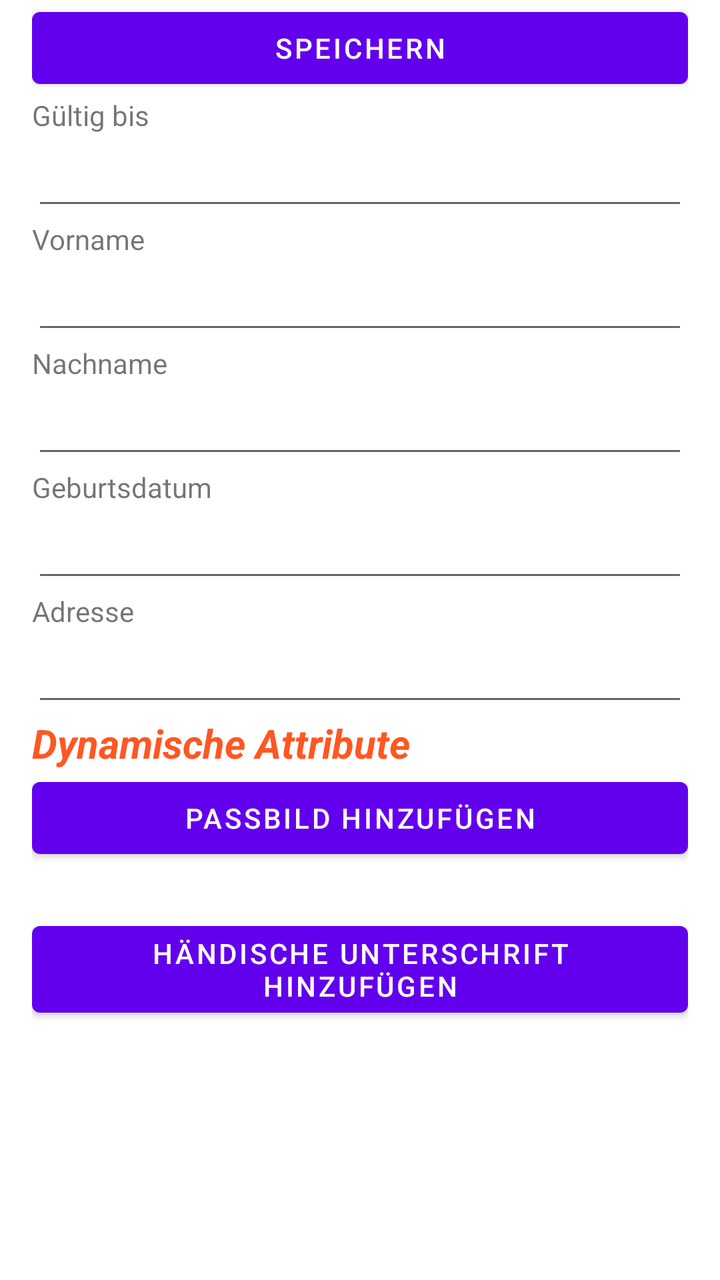
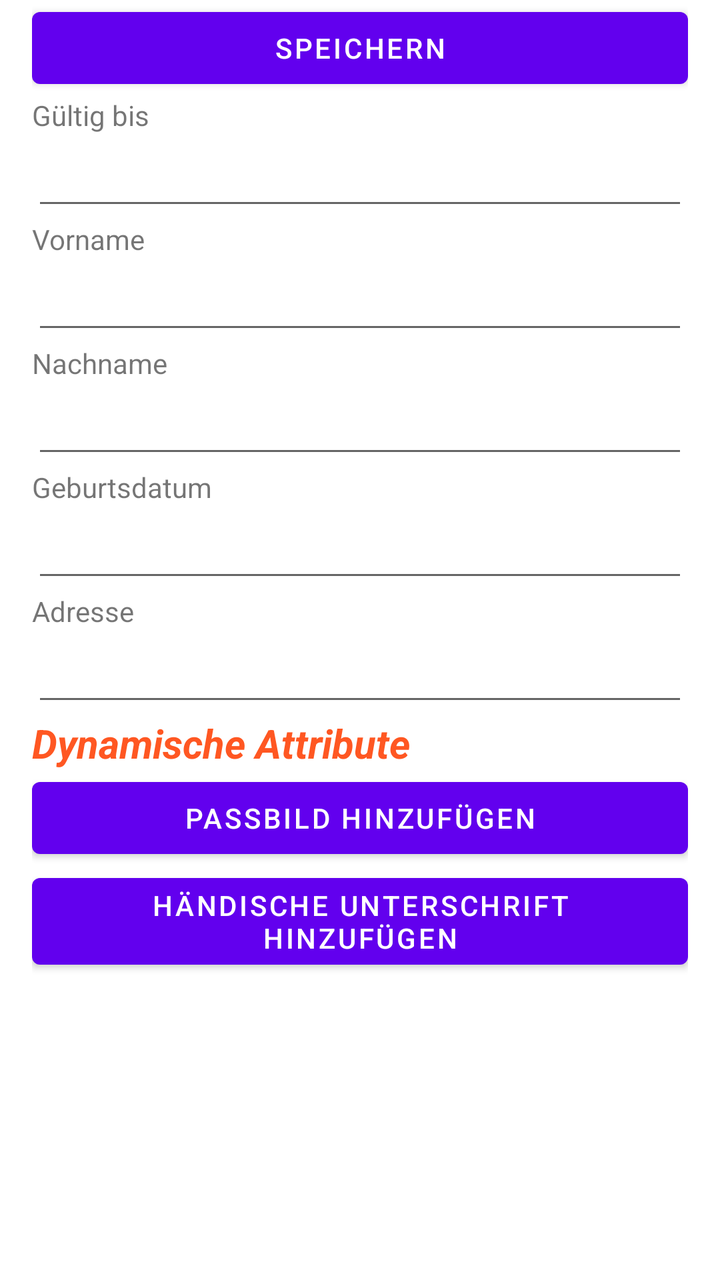

Before-and-after screenshots of an Android layout around one commit, followed by the original layout XML and the change that was made.
<!-- AndroidManifest.xml: application theme Theme.PommesfanIdentAndroid -->
<!-- res/layout/activity_id_editor.xml -->
<?xml version="1.0" encoding="utf-8"?>
<ScrollView
        xmlns:android="http://schemas.android.com/apk/res/android"
        xmlns:tools="http://schemas.android.com/tools"
        android:id="@+id/newIDlayout"
        tools:context=".IDeditor"
        android:orientation="vertical"
        android:layout_width="match_parent"
        android:layout_height="match_parent"
        android:paddingLeft="16dp"
        android:paddingRight="16dp">
        <LinearLayout android:layout_width="match_parent"
                      android:layout_height="wrap_content"
                      android:orientation="vertical">
                <Button
                        android:id="@+id/btnSave"
                        android:text="@string/speichern"
                        android:layout_width="match_parent"
                        android:layout_height="wrap_content"/>
                <TextView
                        android:text="@string/g_ltig_bis"
                        android:layout_width="match_parent"
                        android:layout_height="24dp"/>
                <EditText
                        android:layout_width="match_parent"
                        android:layout_height="38dp"
                        android:inputType="date"
                        android:ems="10"
                        android:id="@+id/valid_until"/>
                <TextView
                        android:text="@string/vorname"
                        android:layout_width="match_parent"
                        android:layout_height="24dp"/>
                <EditText
                        android:layout_width="match_parent"
                        android:layout_height="38dp"
                        android:inputType="text"
                        android:ems="10"
                        android:id="@+id/firstName"/>
                <TextView
                        android:text="@string/nachname"
                        android:layout_width="match_parent"
                        android:layout_height="24dp"/>
                <EditText
                        android:layout_width="match_parent"
                        android:layout_height="38dp"
                        android:inputType="text"
                        android:ems="10"
                        android:id="@+id/surname"/>
                <TextView
                        android:text="@string/geburtsdatum"
                        android:layout_width="match_parent"
                        android:layout_height="24dp"/>
                <EditText
                        android:layout_width="match_parent"
                        android:layout_height="38dp"
                        android:inputType="date"
                        android:ems="10"
                        android:id="@+id/birthdate"/>
                <TextView
                        android:text="@string/adresse"
                        android:layout_width="match_parent"
                        android:layout_height="24dp"/>
                <EditText
                        android:layout_width="match_parent"
                        android:layout_height="38dp"
                        android:inputType="text"
                        android:ems="10"
                        android:id="@+id/address"/>
                <TextView
                        android:textSize="20sp"
                        android:layout_width="wrap_content"
                        android:layout_height="wrap_content"
                        android:textColor="#FF5722"
                        android:textStyle="bold|italic"
                        android:text="@string/dynamische_attribute"/>
                <LinearLayout
                        android:id="@+id/dynamicAttributes"
                        android:orientation="vertical"
                        android:layout_width="match_parent"
                        android:layout_height="wrap_content">
                </LinearLayout>
                <Button
                        android:id="@+id/btnAddPersonalimage"
                        android:text="@string/passbild_hinzuf_gen"
                        android:layout_width="match_parent"
                        android:layout_height="wrap_content"/>
                <TextView
                        android:text=""
                        android:layout_width="match_parent"
                        android:layout_height="24dp"
                        android:id="@+id/personalImagePath"/>
                <Button
                        android:id="@+id/btnAddHandSignature"
                        android:text="@string/h_ndische_unterschrift_hinzuf_gen"
                        android:layout_width="match_parent"
                        android:layout_height="wrap_content"/>
                <TextView
                        android:text=""
                        android:layout_width="match_parent"
                        android:layout_height="24dp"
                        android:id="@+id/handSignaturePath"/>
        </LinearLayout>
</ScrollView>
<!-- resources referenced by this layout -->
<resources>
  <string name="adresse">Adresse</string>
  <string name="dynamische_attribute">Dynamische Attribute</string>
  <string name="g_ltig_bis">Gültig bis</string>
  <string name="geburtsdatum">Geburtsdatum</string>
  <string name="h_ndische_unterschrift_hinzuf_gen">Händische unterschrift hinzufügen</string>
  <string name="nachname">Nachname</string>
  <string name="passbild_hinzuf_gen">Passbild hinzufügen</string>
  <string name="speichern">Speichern</string>
  <string name="vorname">Vorname</string>
  <style name="Theme.PommesfanIdentAndroid" parent="Theme.MaterialComponents.DayNight.NoActionBar">
          
          <item name="colorPrimary">@color/purple_500</item>
          <item name="colorPrimaryVariant">@color/purple_700</item>
          <item name="colorOnPrimary">@color/white</item>
          
          <item name="colorSecondary">@color/teal_200</item>
          <item name="colorSecondaryVariant">@color/teal_700</item>
          <item name="colorOnSecondary">@color/black</item>
          
          <item name="android:statusBarColor">?attr/colorPrimaryVariant</item>
          
      </style>
  <color name="purple_500">#FF6200EE</color>
  <color name="purple_700">#FF3700B3</color>
  <color name="white">#FFFFFFFF</color>
  <color name="teal_200">#FF03DAC5</color>
  <color name="teal_700">#FF018786</color>
  <color name="black">#FF000000</color>
</resources>

<!-- the commit's change to res/layout/activity_id_editor.xml (unified diff, before → after) -->
@@ -85,20 +85,21 @@
                         android:text="@string/passbild_hinzuf_gen"
                         android:layout_width="match_parent"
                         android:layout_height="wrap_content"/>
-                <TextView
-                        android:text=""
+                <ImageView
                         android:layout_width="match_parent"
-                        android:layout_height="24dp"
-                        android:id="@+id/personalImagePath"/>
+                        android:layout_height="match_parent"
+                        android:contentDescription=""
+                        android:id="@+id/viewPersonalImage"/>
                 <Button
                         android:id="@+id/btnAddHandSignature"
                         android:text="@string/h_ndische_unterschrift_hinzuf_gen"
                         android:layout_width="match_parent"
                         android:layout_height="wrap_content"/>
-                <TextView
-                        android:text=""
+                <ImageView
                         android:layout_width="match_parent"
-                        android:layout_height="24dp"
-                        android:id="@+id/handSignaturePath"/>
+                        android:layout_height="match_parent"
+                        android:contentDescription=""
+                        android:id="@+id/viewHandSignature"/>
+
         </LinearLayout>
 </ScrollView>
